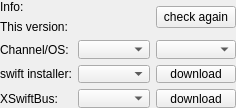
The window that src/blackgui/components/updateinfocomponent.ui (swift-project/pilotclient) describes before a commit, drawn with Qt 5.
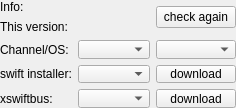
The same window after the commit.

Commit message: fix: Unify xswiftbus spelling

Patch:
```diff
--- a/src/blackgui/components/updateinfocomponent.ui
+++ b/src/blackgui/components/updateinfocomponent.ui
@@ -81,7 +81,7 @@
       <string>Only required for XP</string>
      </property>
      <property name="text">
-      <string>XSwiftBus:</string>
+      <string>xswiftbus:</string>
      </property>
     </widget>
    </item>
```
The commit also changes 39 other files.
